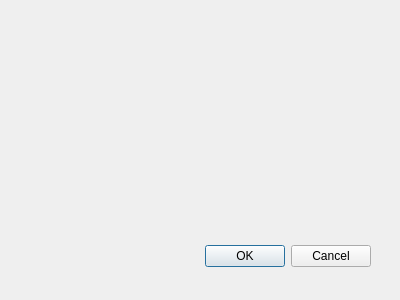
The window that Code/PASMAN/createstoragedialog.ui (amidovitch/PASMAN) describes before a commit, drawn with Qt 5.
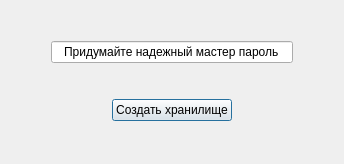
The same window after the commit.

```diff
--- a/Code/PASMAN/createstoragedialog.ui
+++ b/Code/PASMAN/createstoragedialog.ui
@@ -8,29 +8,98 @@
    <rect>
     <x>0</x>
     <y>0</y>
-    <width>400</width>
-    <height>300</height>
+    <width>344</width>
+    <height>164</height>
    </rect>
   </property>
   <property name="windowTitle">
    <string>Dialog</string>
   </property>
-  <widget name="buttonBox" class="QDialogButtonBox">
-   <property name="geometry">
-    <rect>
-     <x>30</x>
-     <y>240</y>
-     <width>341</width>
-     <height>32</height>
-    </rect>
-   </property>
-   <property name="orientation">
-    <enum>Qt::Horizontal</enum>
-   </property>
-   <property name="standardButtons">
-    <set>QDialogButtonBox::Cancel|QDialogButtonBox::Ok</set>
-   </property>
-  </widget>
+  <layout class="QVBoxLayout" name="verticalLayout">
+   <item>
+    <layout class="QHBoxLayout" name="horizontalLayout_2">
+     <item>
+      <spacer name="horizontalSpacer_3">
+       <property name="orientation">
+        <enum>Qt::Horizontal</enum>
+       </property>
+       <property name="sizeType">
+        <enum>QSizePolicy::Fixed</enum>
+       </property>
+       <property name="sizeHint" stdset="0">
+        <size>
+         <width>40</width>
+         <height>20</height>
+        </size>
+       </property>
+      </spacer>
+     </item>
+     <item>
+      <widget class="QLineEdit" name="createLine">
+       <property name="text">
+        <string>Придумайте надежный мастер пароль</string>
+       </property>
+       <property name="alignment">
+        <set>Qt::AlignCenter</set>
+       </property>
+      </widget>
+     </item>
+     <item>
+      <spacer name="horizontalSpacer_4">
+       <property name="orientation">
+        <enum>Qt::Horizontal</enum>
+       </property>
+       <property name="sizeType">
+        <enum>QSizePolicy::Fixed</enum>
+       </property>
+       <property name="sizeHint" stdset="0">
+        <size>
+         <width>40</width>
+         <height>20</height>
+        </size>
+       </property>
+      </spacer>
+     </item>
+    </layout>
+   </item>
+   <item>
+    <layout class="QHBoxLayout" name="horizontalLayout">
+     <item>
+      <spacer name="horizontalSpacer">
+       <property name="orientation">
+        <enum>Qt::Horizontal</enum>
+       </property>
+       <property name="sizeHint" stdset="0">
+        <size>
+         <width>40</width>
+         <height>20</height>
+        </size>
+       </property>
+      </spacer>
+     </item>
+     <item>
+      <widget class="QPushButton" name="createButton">
+       <property name="text">
+        <string>Создать хранилище</string>
+       </property>
+      </widget>
+     </item>
+     <item>
+      <spacer name="horizontalSpacer_2">
+       <property name="orientation">
+        <enum>Qt::Horizontal</enum>
+       </property>
+       <property name="sizeHint" stdset="0">
+        <size>
+         <width>40</width>
+         <height>20</height>
+        </size>
+       </property>
+      </spacer>
+     </item>
+    </layout>
+   </item>
+  </layout>
  </widget>
  <pixmapfunction/>
  <resources/>
```
Left out of the diff: 42 changed lines with no effect on the pictures.
